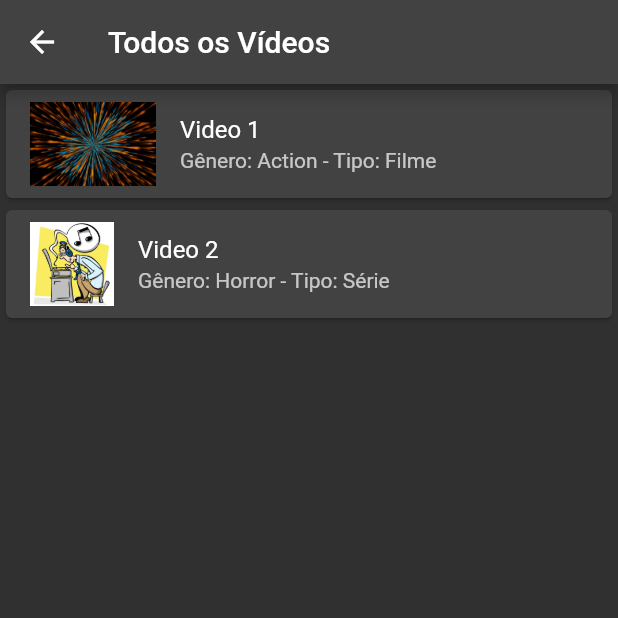
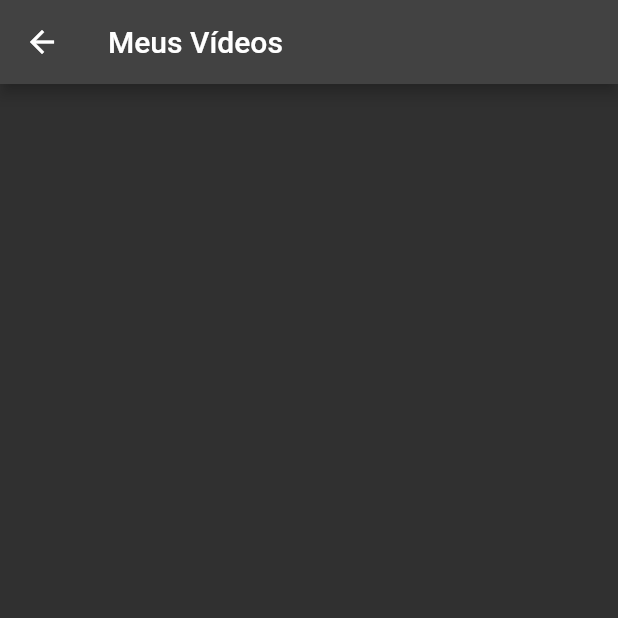
Before and after one commit to Dave-zip/MachFlix, a Flutter app: the screen it shows after launch, after a tap on "Continuar sem login", on a phone screen of 412 x 824 dp, the top half of it. Run offline on Flutter 3.47's test engine with Material 2 defaults, Android fonts, the phone set to English and light mode, and no system bars; our stand-ins replace sqflite, sqflite_common_ffi; accounts and stored records are empty.

Commit message:
consertado tela de videos deslogado

```diff
--- a/lib/database/bancovideos.dart
+++ b/lib/database/bancovideos.dart
@@ -1,6 +1,5 @@
 import 'package:sqflite/sqflite.dart';
 import 'package:path/path.dart';
-
 import 'package:sqflite_common_ffi/sqflite_ffi.dart';
 
 class DatabaseHelperV {
--- a/lib/videos/videos_screen.dart
+++ b/lib/videos/videos_screen.dart
@@ -1,5 +1,7 @@
 import 'package:flutter/material.dart';
 import 'package:projeto_final/database/video.dart';
+
+import '../database/bancovideos.dart';
 
 class VideosScreen extends StatefulWidget {
   @override
@@ -8,49 +10,39 @@ class VideosScreen extends StatefulWidget {
 
 class _VideosScreenState extends State<VideosScreen> {
   // Criei uma lista de objetos Video para simular os dados dos vídeos
-  final List<Video> videos = [
-    Video(
-      id: 1,
-      name: 'Video 1',
-      description: 'Descrição do Video 1',
-      genre: 'Action',
-      type: 'Filme',
-      ageRestriction: 'Livre',
-      durationMinutes: 120,
-      image: 'assets/images/boom.jpg',
-      releaseDate: '01/01/2020',
-    ),
-    Video(
-      id: 2,
-      name: 'Video 2',
-      description: 'Descrição do Video 2',
-      genre: 'Horror',
-      type: 'Série',
-      ageRestriction: '16 anos',
-      durationMinutes: 60,
-      image: 'assets/images/equipe.jpg',
-      releaseDate: '01/02/2020',
-    ),
-  ];
+  late Future<List<Map<String, dynamic>>> videos;
+
+  @override
+  void initState() {
+    super.initState();
+    videos = _fetchVideos();
+  }
+
+  Future<List<Map<String, dynamic>>> _fetchVideos() async {
+    List<Map<String, dynamic>> videos =
+        (await DatabaseHelperV.instance.getAllVideo());
+
+    return videos;
+  }
 
   // Criei um método para adicionar um novo vídeo à lista
-  void addVideo(Video video) {
+  void addVideo(Map<String, dynamic> video) {
     setState(() {
-      videos.add(video);
+      DatabaseHelperV.instance.insertVideo(video);
     });
   }
 
   // Criei um método para editar um vídeo na lista
-  void editVideo(int index, Video video) {
+  void editVideo(int index, Map<String, dynamic> video) {
     setState(() {
-      videos[index] = video;
+      DatabaseHelperV.instance.updateVideo(video);
     });
   }
 
   // Criei um método para excluir um vídeo da lista
   void deleteVideo(int index) {
     setState(() {
-      videos.removeAt(index);
+      DatabaseHelperV.instance.deleteVideo(index);
     });
   }
 
@@ -58,36 +50,69 @@ class _VideosScreenState extends State<VideosScreen> {
   Widget build(BuildContext context) {
     return Scaffold(
       appBar: AppBar(
-        title: Text('Todos os Vídeos'),
+        title: const Text('Meus Vídeos'),
       ),
-      body: ListView.builder(
-        itemCount: videos.length,
+      body: FutureBuilder<List<Map<String, dynamic>>>(
+      future: videos,
+      builder: (context, snapshot) {
+        if (snapshot.connectionState == ConnectionState.waiting) {
+          return const Center(
+            child: CircularProgressIndicator(),
+          );
+        } else if (snapshot.hasError) {
+          return Center(
+            child: Text('Error: ${snapshot.error}'),
+          );
+        } else {
+          final List<Map<String, dynamic>> videoList = snapshot.data!;
+          return ListView.builder(
+            itemCount: videoList.length,
             itemBuilder: (context, index) {
-          final video = videos[index];
+              final video = videoList[index];
               return Card(
                 child: ListTile(
-              leading: Image.asset(video.image),
-              title: Text(video.name),
-              subtitle: Text('Gênero: ${video.genre} - Tipo: ${video.type}'),
+                  // leading: Image.asset(video.image),
+                  title: Text(video["name"]),
+                  subtitle: Text('Gênero: ${video["genre"]} - Tipo: ${video["type"]}'),
+                  // trailing: PopupMenuButton<String>(
+                  //   onSelected: (value) {
+                  //     if (value == 'Editar') {
+                  //       // Ação para editar o vídeo
+                  //       showEditDialog(context, index, video); // Chamei o método de exibir o diálogo de edição de vídeo
+                  //     } else if (value == 'Excluir') {
+                  //       // Ação para excluir o vídeo
+                  //       deleteVideo(index); // Chamei o método de excluir o vídeo
+                  //     }
+                  //   },
+                  //   itemBuilder: (context) => [
+                  //     const PopupMenuItem<String>(
+                  //       value: 'Editar',
+                  //       child: Text('Editar'),
+                  //     ),
+                  //     const PopupMenuItem<String>(
+                  //       value: 'Excluir',
+                  //       child: Text('Excluir'),
+                  //     ),
+                  //   ],
+                  // ),
                   onTap: () {
                     // Ação ao clicar no título do vídeo (exibir detalhes, etc.)
                     // Usei um widget AlertDialog para exibir as informações do vídeo
                     showDialog(
                       context: context,
                       builder: (context) => AlertDialog(
-                    title: Text(video.name),
+                        title: Text(video["name"]),
                         content: Column(
                           mainAxisSize: MainAxisSize
                               .min, // Usei essa propriedade para ajustar o tamanho da coluna ao conteúdo
                           crossAxisAlignment: CrossAxisAlignment
                               .start, // Usei essa propriedade para alinhar o conteúdo à esquerda
                           children: [
-                        Text('Descrição: ${video.description}'),
-                        Text('Tipo: ${video.type}'),
-                        Text(
-                            'Classificação indicativa: ${video.ageRestriction}'),
-                        Text('Duração em minutos: ${video.durationMinutes}'),
-                        Text('Data de lançamento: ${video.releaseDate}'),
+                            Text('Descrição: ${video["description"]}'),
+                            Text('Tipo: ${video["type"]}'),
+                            Text('Classificação indicativa:${video["ageRestriction"]}'),
+                            Text('Duração em minutos: ${video["durationMinutes"]}'),
+                            Text('Data de lançamento: ${video["releaseDate"]}'),
                           ],
                         ),
                         actions: [
@@ -96,15 +121,19 @@ class _VideosScreenState extends State<VideosScreen> {
                               // Ação para fechar o diálogo
                               Navigator.pop(context);
                             },
-                        child: Text(
+                            child: const Text(
                                 'Fechar'), // Usei um texto em vez de um ícone para o botão de fechar
                           ),
                         ],
                       ),
                     );
                   },
+                  // child: Text('Deslogar'),
                 ),
               );
+            },
+          );
+        }
       },
       ),
     );
```
Also changed, not shown: lib/videos/my_videos.dart (+1 -93 lines). Lines whose indentation alone changed are shown as unchanged.
